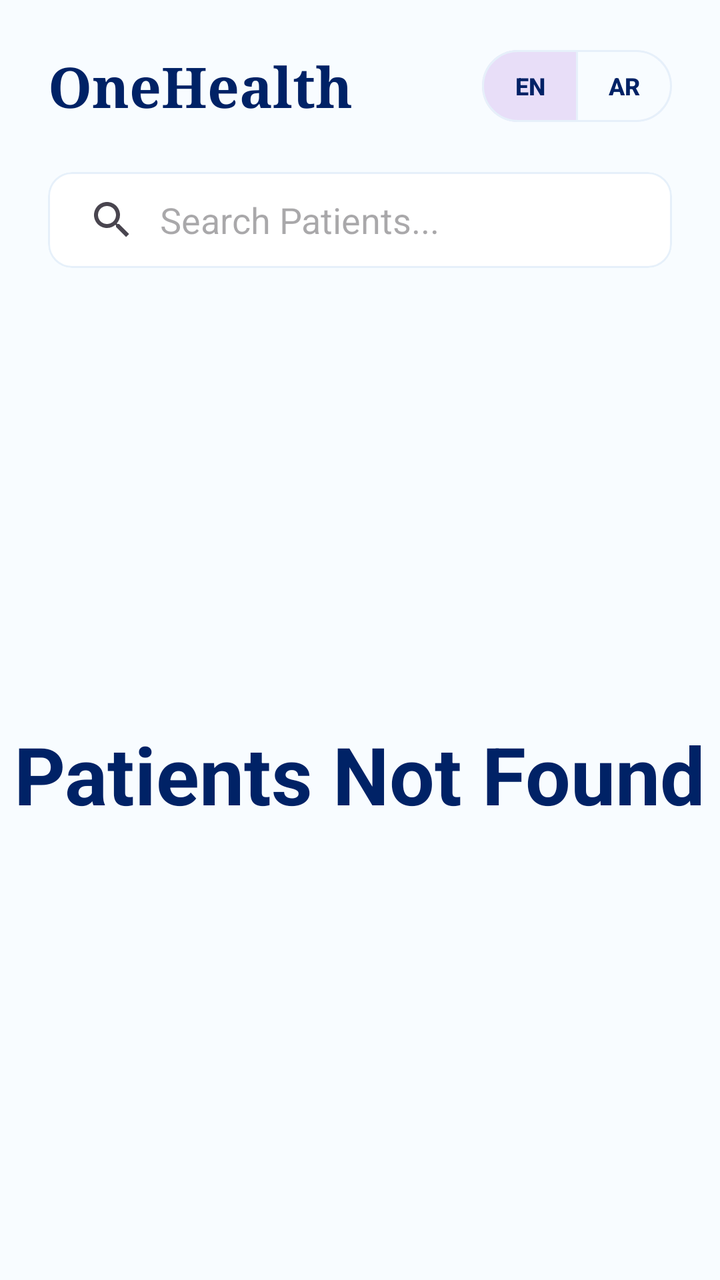
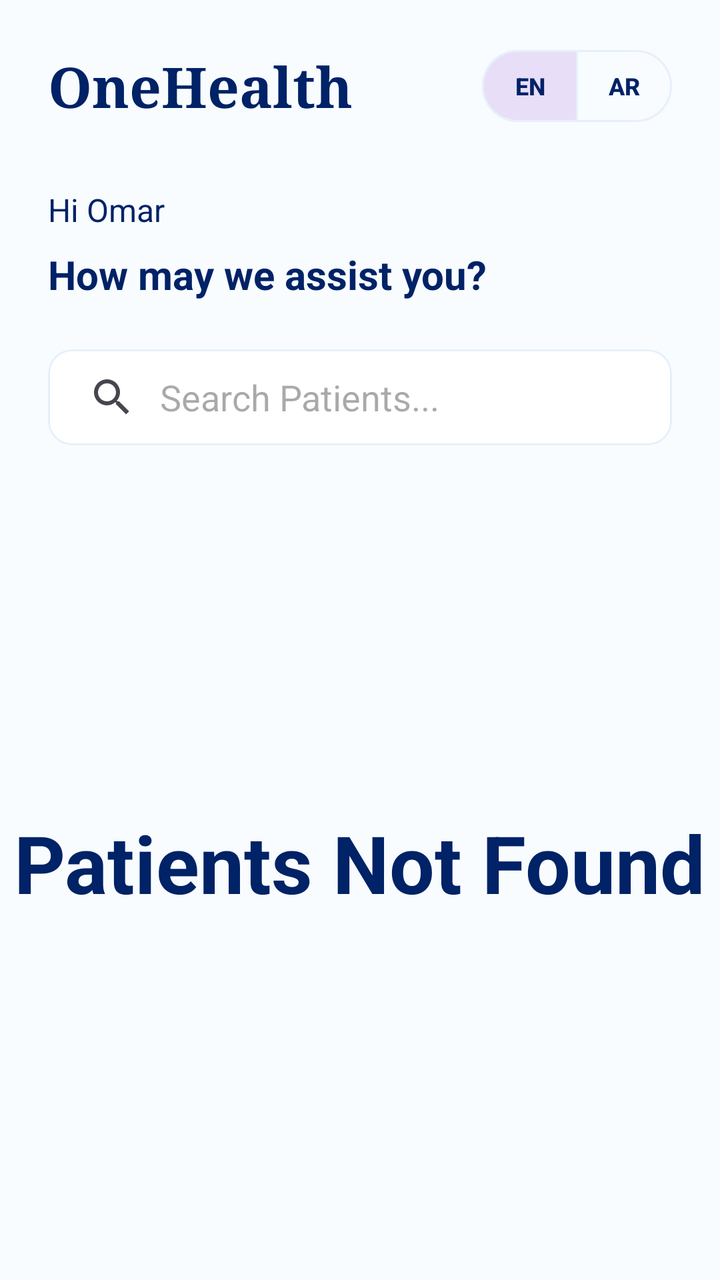

The first picture is an Android layout as it rendered before a commit; the second is the same layout after the commit. The layout source and the unified diff follow.
<!-- AndroidManifest.xml: application theme Theme.AxaOneHealth -->
<!-- res/layout/activity_patient_list.xml -->
<?xml version="1.0" encoding="utf-8"?>
<androidx.constraintlayout.widget.ConstraintLayout xmlns:android="http://schemas.android.com/apk/res/android"
    xmlns:app="http://schemas.android.com/apk/res-auto"
    xmlns:tools="http://schemas.android.com/tools"
    android:layout_width="match_parent"
    android:layout_height="match_parent"
    android:background="@color/softwhite">

    <TextView
        android:id="@+id/LogoText"
        android:layout_width="wrap_content"
        android:layout_height="wrap_content"
        android:layout_marginStart="24dp"
        android:layout_marginTop="24dp"
        android:fontFamily="serif"
        android:text="OneHealth"
        android:textColor="@color/textPrimary"
        android:textSize="28sp"
        android:textStyle="bold"
        app:layout_constraintStart_toStartOf="parent"
        app:layout_constraintTop_toTopOf="parent" />

    <com.google.android.material.button.MaterialButtonToggleGroup
        android:id="@+id/LanguageToggleGroup"
        android:layout_width="wrap_content"
        android:layout_height="wrap_content"
        android:layout_marginEnd="24dp"
        app:checkedButton="@+id/ButtonEN"
        app:layout_constraintBottom_toBottomOf="@+id/LogoText"
        app:layout_constraintEnd_toEndOf="parent"
        app:layout_constraintTop_toTopOf="@+id/LogoText"
        app:selectionRequired="true"
        app:singleSelection="true">

        <com.google.android.material.button.MaterialButton
            android:id="@+id/ButtonEN"
            style="?attr/materialButtonOutlinedStyle"
            android:layout_width="wrap_content"
            android:layout_height="36dp"
            android:insetTop="0dp"
            android:insetBottom="0dp"
            android:minWidth="48dp"
            android:paddingHorizontal="12dp"
            android:text="EN"
            android:textColor="@color/textPrimary"
            android:textSize="12sp"
            android:textStyle="bold"
            app:strokeColor="@color/cardStroke" />

        <com.google.android.material.button.MaterialButton
            android:id="@+id/ButtonAR"
            style="?attr/materialButtonOutlinedStyle"
            android:layout_width="wrap_content"
            android:layout_height="36dp"
            android:insetTop="0dp"
            android:insetBottom="0dp"
            android:minWidth="48dp"
            android:paddingHorizontal="12dp"
            android:text="AR"
            android:textColor="@color/textPrimary"
            android:textSize="12sp"
            android:textStyle="bold"
            app:strokeColor="@color/cardStroke" />

    </com.google.android.material.button.MaterialButtonToggleGroup>

    <com.google.android.material.card.MaterialCardView
        android:id="@+id/SearchContainer"
        android:layout_width="0dp"
        android:layout_height="wrap_content"
        android:layout_marginHorizontal="24dp"
        android:layout_marginTop="24dp"
        app:cardBackgroundColor="@color/white"
        app:cardCornerRadius="12dp"
        app:cardElevation="0dp"
        app:layout_constraintEnd_toEndOf="parent"
        app:layout_constraintStart_toStartOf="parent"
        app:layout_constraintTop_toBottomOf="@+id/LogoText"
        app:strokeColor="@color/cardStroke"
        app:strokeWidth="1dp">

        <androidx.appcompat.widget.SearchView
            android:id="@+id/PatientSearch"
            android:layout_width="match_parent"
            android:layout_height="wrap_content"
            app:iconifiedByDefault="false"
            app:queryBackground="@android:color/transparent"
            app:queryHint="@string/PatientListSearchText" />

    </com.google.android.material.card.MaterialCardView>

    <TextView
        android:id="@+id/PatientNotFound_Text"
        android:layout_width="wrap_content"
        android:layout_height="wrap_content"
        android:text="@string/PatientNotFound_Text"
        android:textColor="@color/textPrimary"
        android:textSize="40sp"
        android:textStyle="bold"
        app:layout_constraintBottom_toBottomOf="parent"
        app:layout_constraintEnd_toEndOf="parent"
        app:layout_constraintStart_toStartOf="parent"
        app:layout_constraintTop_toBottomOf="@+id/SearchContainer" />

    <androidx.recyclerview.widget.RecyclerView
        android:id="@+id/PatientListView"
        android:layout_width="0dp"
        android:layout_height="0dp"
        android:layout_marginTop="16dp"
        android:clipToPadding="false"
        android:paddingBottom="24dp"
        app:layout_constraintBottom_toBottomOf="parent"
        app:layout_constraintEnd_toEndOf="parent"
        app:layout_constraintStart_toStartOf="parent"
        app:layout_constraintTop_toBottomOf="@+id/SearchContainer" />

</androidx.constraintlayout.widget.ConstraintLayout>
<!-- resources referenced by this layout -->
<resources>
  <color name="cardStroke">#E6F0FA</color>
  <color name="softwhite">#f8fcff</color>
  <color name="textPrimary">@color/oneHealthNavy</color>
  <color name="white">#FFFFFFFF</color>
  <string name="PatientListSearchText">Search Patients...</string>
  <string name="PatientNotFound_Text">Patients Not Found</string>
  <style name="Theme.AxaOneHealth" parent="Base.Theme.AxaOneHealth" />
  <color name="oneHealthNavy">#002266</color>
  <style name="Base.Theme.AxaOneHealth" parent="Theme.Material3.DayNight.NoActionBar">
          
          
      </style>
</resources>

<!-- the commit's change to res/layout/activity_patient_list.xml (unified diff, before → after) -->
@@ -64,6 +64,33 @@
 
     </com.google.android.material.button.MaterialButtonToggleGroup>
 
+    <TextView
+        android:id="@+id/GreetingText"
+        android:layout_width="wrap_content"
+        android:layout_height="wrap_content"
+        android:layout_marginStart="24dp"
+        android:layout_marginTop="32dp"
+        android:fontFamily="sans-serif"
+        android:text="@string/PatientListGreeting"
+        android:textColor="@color/textPrimary"
+        android:textSize="16sp"
+        app:layout_constraintStart_toStartOf="parent"
+        app:layout_constraintTop_toBottomOf="@+id/LogoText" />
+
+    <TextView
+        android:id="@+id/ActionText"
+        android:layout_width="wrap_content"
+        android:layout_height="wrap_content"
+        android:layout_marginStart="24dp"
+        android:layout_marginTop="8dp"
+        android:fontFamily="sans-serif"
+        android:text="@string/PatientListTagline"
+        android:textColor="@color/textPrimary"
+        android:textSize="20sp"
+        android:textStyle="bold"
+        app:layout_constraintStart_toStartOf="parent"
+        app:layout_constraintTop_toBottomOf="@+id/GreetingText" />
+
     <com.google.android.material.card.MaterialCardView
         android:id="@+id/SearchContainer"
         android:layout_width="0dp"
@@ -75,7 +102,7 @@
         app:cardElevation="0dp"
         app:layout_constraintEnd_toEndOf="parent"
         app:layout_constraintStart_toStartOf="parent"
-        app:layout_constraintTop_toBottomOf="@+id/LogoText"
+        app:layout_constraintTop_toBottomOf="@+id/ActionText"
         app:strokeColor="@color/cardStroke"
         app:strokeWidth="1dp">
 
<!-- resource entries referenced after the edit -->
@@ -4,7 +4,9 @@
   <color name="softwhite">#f8fcff</color>
   <color name="textPrimary">@color/oneHealthNavy</color>
   <color name="white">#FFFFFFFF</color>
+  <string name="PatientListGreeting">Hi Omar</string>
   <string name="PatientListSearchText">Search Patients...</string>
+  <string name="PatientListTagline">How may we assist you?</string>
   <string name="PatientNotFound_Text">Patients Not Found</string>
   <style name="Theme.AxaOneHealth" parent="Base.Theme.AxaOneHealth" />
   <color name="oneHealthNavy">#002266</color>
